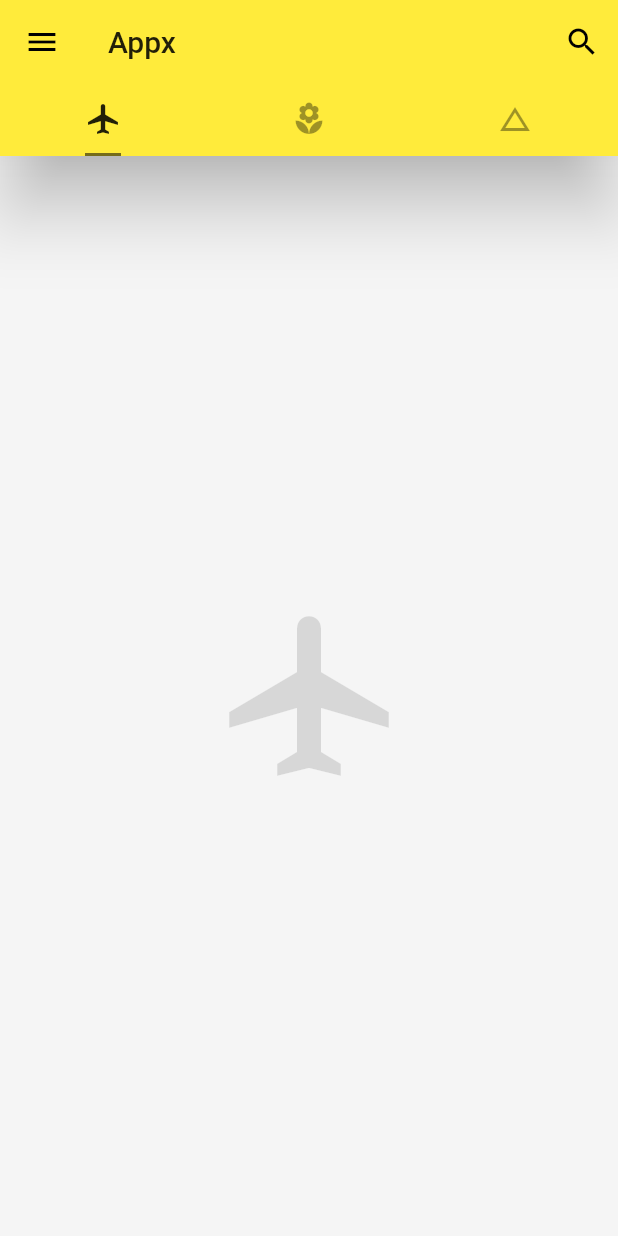
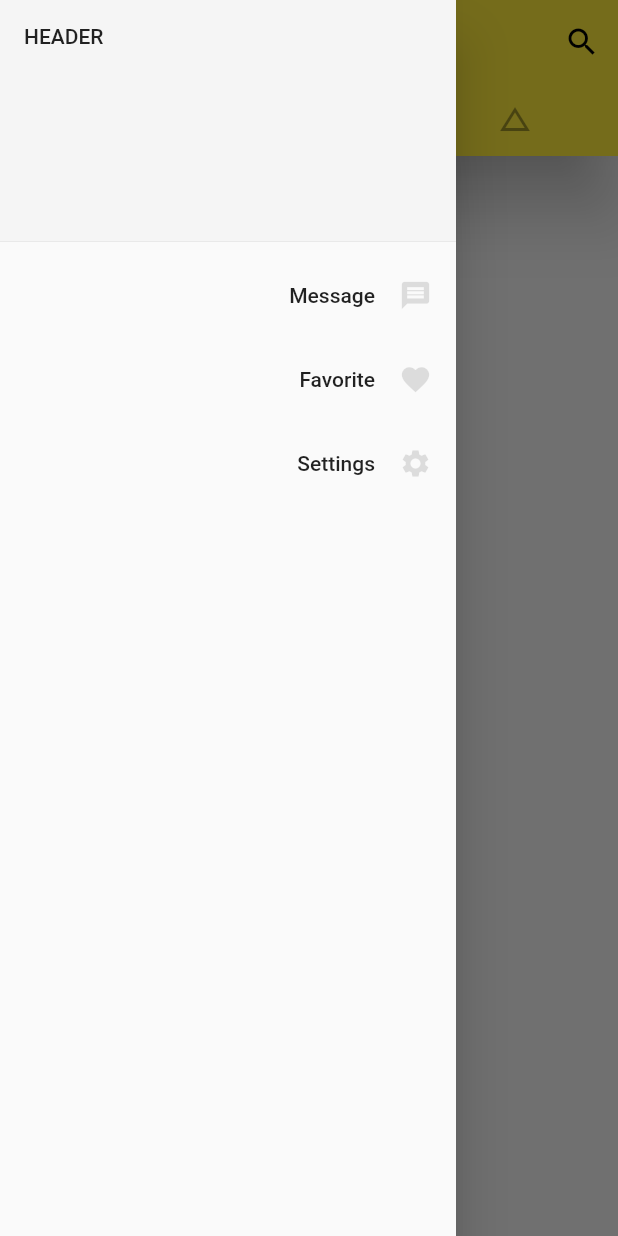
Before and after one commit to Mikejiawei/hello_flutter, a Flutter app: the screen it shows after launch, with the side drawer open (before the commit the screen has no drawer), on a phone screen of 412 x 824 dp. Run offline on Flutter 3.47's test engine with Material 2 defaults, Android fonts, the phone set to English and light mode, and no system bars.

Commit message:
add listView

```diff
--- a/lib/main.dart
+++ b/lib/main.dart
@@ -27,11 +27,6 @@ class Home extends StatelessWidget {
       child: Scaffold(
       backgroundColor: Colors.grey[100],
         appBar: AppBar(
-        leading: IconButton(
-          icon: Icon(Icons.menu),
-          tooltip: 'Navigation',
-          onPressed: () => debugPrint('Navigation button is pressed. '),
-          ),
         title: Text('Appx'),
         actions: <Widget>[
           IconButton(
@@ -60,6 +55,35 @@ class Home extends StatelessWidget {
             Icon(Icons.change_history, size: 128.0, color: Colors.black12),
           ],
         ),
+        drawer:Drawer(
+          child: ListView(
+            padding: EdgeInsets.zero,
+            children: <Widget>[
+              DrawerHeader(
+                child: Text('header'.toUpperCase()),
+                decoration: BoxDecoration(
+                  color: Colors.grey[100],
+                ),
+              ),
+              ListTile(
+                title: Text('Message', textAlign: TextAlign.right),
+                trailing: Icon(Icons.message, color: Colors.black12, size: 22.0),
+                onTap: () => Navigator.pop(context),
+              ),
+              ListTile(
+                title: Text('Favorite', textAlign: TextAlign.right),
+                trailing: Icon(Icons.favorite, color: Colors.black12, size: 22.0),
+                onTap: () => Navigator.pop(context),
+              ),
+              ListTile(
+                title: Text('Settings', textAlign: TextAlign.right),
+                trailing: Icon(Icons.settings, color: Colors.black12, size: 22.0),
+                onTap: () => Navigator.pop(context),
+              )
+
+            ],
+          ),
+        ),
       )
     );
   }
```
